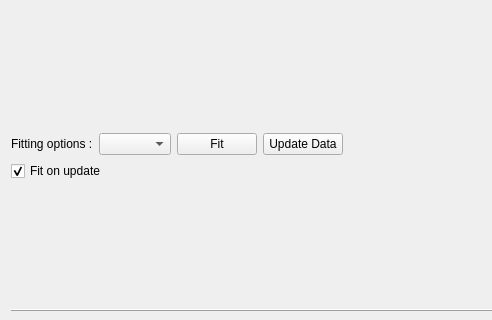
Old version of the form src/pythonGui/karabogui/graph/plots/dialogs/data_analysis.ui in the repository European-XFEL/Karabo; both pictures show x 0 to 492 and y 0 to 320 of the 684 by 548 pixel window.
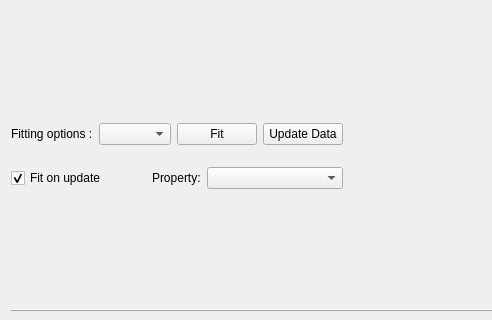
New version of the form.

Commit message: Data Analysis Dialog: Handle multiple proxies.

Patch:
```diff
--- a/src/pythonGui/karabogui/graph/plots/dialogs/data_analysis.ui
+++ b/src/pythonGui/karabogui/graph/plots/dialogs/data_analysis.ui
@@ -15,22 +15,13 @@
   </property>
   <layout class="QVBoxLayout" name="verticalLayout" stretch="0,0,8,0">
    <item>
-    <layout class="QHBoxLayout" name="horizontalLayout_2" stretch="0,0,0">
+    <layout class="QHBoxLayout" name="horizontalLayout_2" stretch="0,0,0,0">
      <item>
-      <layout class="QVBoxLayout" name="verticalLayout0">
+      <layout class="QVBoxLayout" name="verticalLayout0"/>
+     </item>
        <item>
         <layout class="QGridLayout" name="gridLayout">
-         <item row="0" column="1">
-          <widget class="QPushButton" name="fit_button">
-           <property name="toolTip">
-            <string/>
-           </property>
-           <property name="text">
-            <string>Fit</string>
-           </property>
-          </widget>
-         </item>
-         <item row="0" column="0">
+       <item row="0" column="0" colspan="2">
           <layout class="QHBoxLayout" name="horizontalLayout_3">
            <item>
             <widget class="QLabel" name="label_2">
@@ -45,6 +36,16 @@
           </layout>
          </item>
          <item row="0" column="2">
+        <widget class="QPushButton" name="fit_button">
+         <property name="toolTip">
+          <string/>
+         </property>
+         <property name="text">
+          <string>Fit</string>
+         </property>
+        </widget>
+       </item>
+       <item row="0" column="3">
           <widget class="QPushButton" name="update_data_button">
            <property name="toolTip">
             <string>Refersh data from parent plot</string>
@@ -54,7 +55,7 @@
            </property>
           </widget>
          </item>
-         <item row="1" column="0" alignment="Qt::AlignLeft">
+       <item row="1" column="0">
           <widget class="QCheckBox" name="auto_update_checkbox">
            <property name="text">
             <string>Fit on update</string>
@@ -63,6 +64,31 @@
             <bool>true</bool>
            </property>
           </widget>
+       </item>
+       <item row="1" column="1" colspan="3">
+        <layout class="QHBoxLayout" name="horizontalLayout" stretch="0,0,5">
+         <item>
+          <spacer name="horizontalSpacer">
+           <property name="orientation">
+            <enum>Qt::Horizontal</enum>
+           </property>
+           <property name="sizeHint" stdset="0">
+            <size>
+             <width>40</width>
+             <height>20</height>
+            </size>
+           </property>
+          </spacer>
+         </item>
+         <item>
+          <widget class="QLabel" name="property_label">
+           <property name="text">
+            <string>Property:</string>
+           </property>
+          </widget>
+         </item>
+         <item>
+          <widget class="QComboBox" name="property_comboBox"/>
          </item>
         </layout>
        </item>
```
Lines whose indentation alone changed are shown as unchanged. The commit also changes 3 other files.
